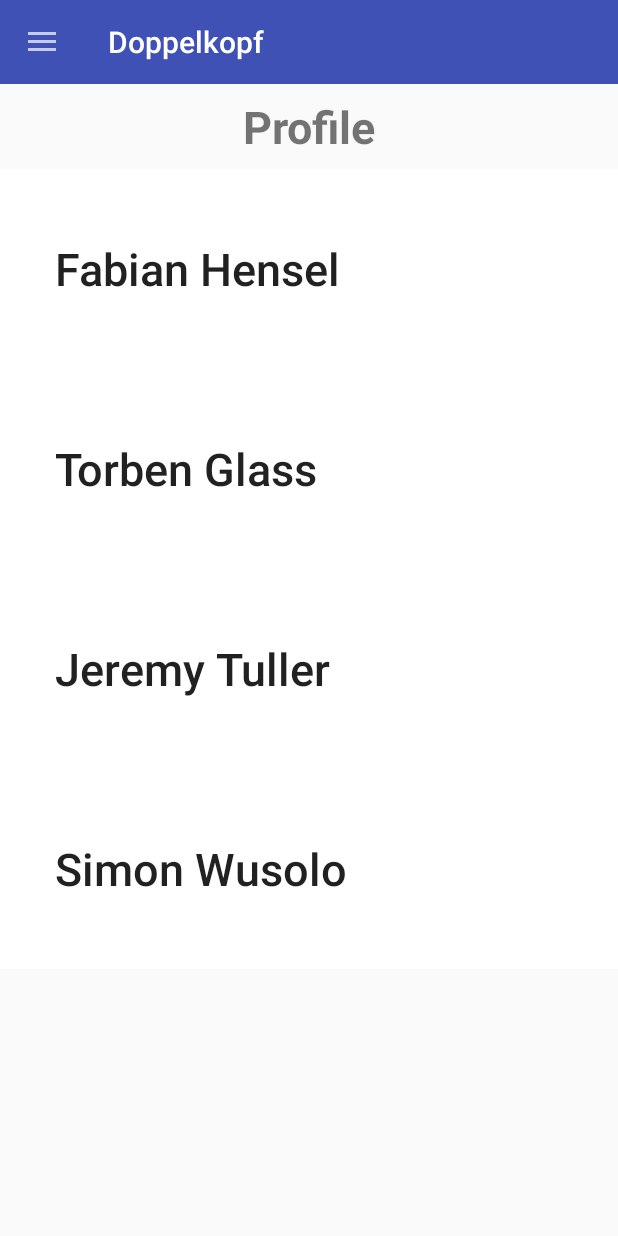
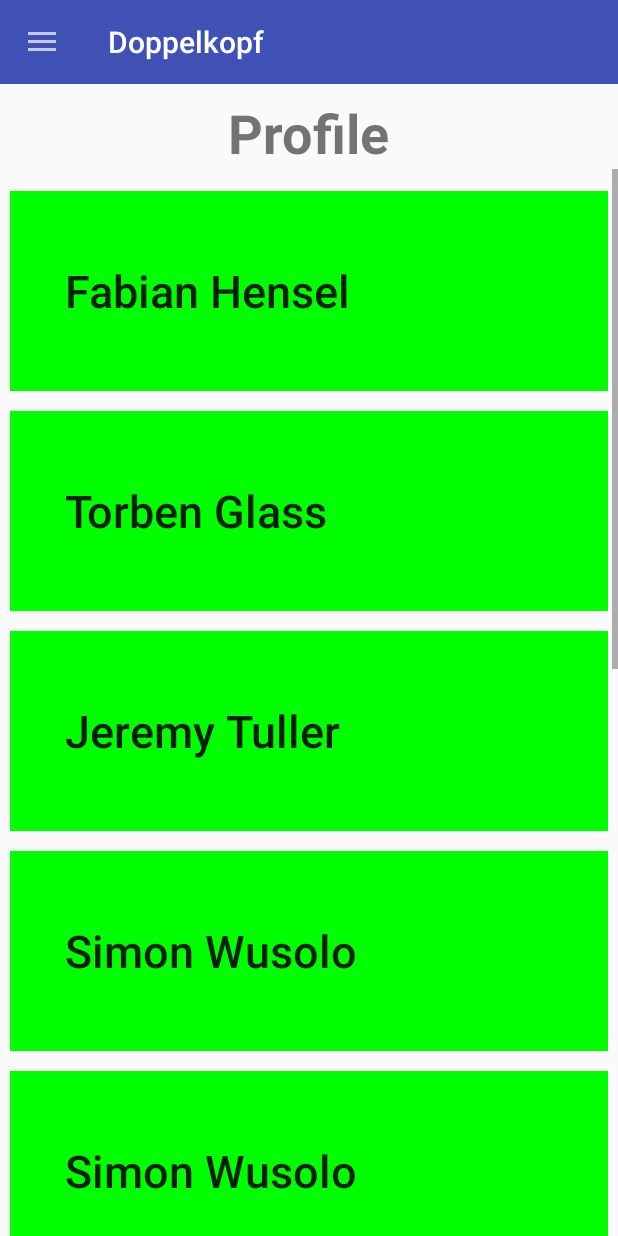
Before and after one commit to fabianshensel/Wusolo, an Android app: the screen it shows after launch (MainActivity), in the side drawer, after a tap on "Profile", on a phone screen of 412 x 824 dp. Run offline under Robolectric (Android 15) with nearby library versions, the phone set to English and light mode, and no system bars.

Commit message:
JSON lesen und schreiben nun mit playerController möglich

```diff
--- a/app/src/main/AndroidManifest.xml
+++ b/app/src/main/AndroidManifest.xml
@@ -2,6 +2,11 @@
 <manifest xmlns:android="http://schemas.android.com/apk/res/android"
     package="com.example.fabia.doppelkopfnew">
 
+    <uses-sdk android:minSdkVersion="23"/>
+
+    <uses-permission android:name="android.permission.WRITE_EXTERNAL_STORAGE" />
+    <uses-permission android:name="android.permission.READ_EXTERNAL_STORAGE"/>
+    <uses-permission android:name="android.permission.READ_PHONE_STATE"/>
 
     <application
         android:allowBackup="true"
--- a/app/src/main/java/com/example/fabia/doppelkopfnew/MainActivity.java
+++ b/app/src/main/java/com/example/fabia/doppelkopfnew/MainActivity.java
@@ -40,7 +40,8 @@ public class MainActivity extends AppCompatActivity {
 
         playerController = new PlayerController(new ArrayList<Player>());
         //nur platzhalter später mit einlesen von json oder so
-        playerController.fillList();
+        playerController.readFromJSON(this);
+
 
 
     }
@@ -72,6 +73,8 @@ public class MainActivity extends AppCompatActivity {
                 //Liste mit Spielern an Fragment uebergeben
                 pFrag.setContext(this);
                 pFrag.setPlayerList(playerController.getPlayerList());
+                //JSON
+                playerController.writeToJSON(this);
                 break;
             case R.id.nav_lastgame:
                 getSupportFragmentManager().beginTransaction().replace(R.id.myFrameLayout,new LastGameFragment()).commit();
--- a/app/src/main/java/com/example/fabia/doppelkopfnew/PlayerController.java
+++ b/app/src/main/java/com/example/fabia/doppelkopfnew/PlayerController.java
@@ -1,5 +1,19 @@
 package com.example.fabia.doppelkopfnew;
 
+import android.content.Context;
+import android.os.Environment;
+import android.util.Log;
+
+import org.json.JSONArray;
+import org.json.JSONObject;
+
+import java.io.BufferedReader;
+import java.io.File;
+import java.io.FileInputStream;
+import java.io.FileOutputStream;
+import java.io.InputStreamReader;
+import java.io.OutputStreamWriter;
+import java.nio.charset.StandardCharsets;
 import java.util.ArrayList;
 
 public class PlayerController {
@@ -17,10 +31,96 @@ public class PlayerController {
         this.playerList = playerList;
     }
 
+    public void writeToJSON(Context c){
+        try{
+            //Directory erstellen
+            File dir = new File(c.getExternalFilesDir(Environment.DIRECTORY_DOCUMENTS),"myFiles");
+
+            if (!dir.exists()) {
+                dir.mkdirs();
+            }
+            File myFile = new File(c.getExternalFilesDir(Environment.DIRECTORY_DOCUMENTS)+"/myFiles/Players.txt");
+
+            FileOutputStream fout = new FileOutputStream(myFile);
+            OutputStreamWriter outWriter = new OutputStreamWriter(fout);
+
+            JSONArray jsonArray = new JSONArray();
+            for(int i = 0; i < playerList.size();i++){
+                JSONObject obj = new JSONObject();
+                Player p = playerList.get(i);
+                obj.put("name",p.getName());
+                obj.put("comment",p.getComment());
+                obj.put("wins",p.getStats().getWinCount());
+                obj.put("loses",p.getStats().getLossCount());
+                jsonArray.put(obj);
+            }
+            outWriter.append(jsonArray.toString());
+            outWriter.close();
+            fout.close();
+        }
+
+        catch(Exception e){
+            System.err.println(e.getMessage());
+        }
+    }
+
+    public void readFromJSON(Context c){
+        File dir = new File(c.getExternalFilesDir(Environment.DIRECTORY_DOCUMENTS),"myFiles");
+
+        if (!dir.exists()) {
+            dir.mkdirs();
+            fillList();
+            return;
+        }
+
+        playerList = new ArrayList<>();
+        String fileName = "/myFiles/Players.txt";
+        String input = "";
+
+        try{
+            File myFile = new File(c.getExternalFilesDir(Environment.DIRECTORY_DOCUMENTS)+"/myFiles/Players.txt");
+
+            FileInputStream fin = new FileInputStream(myFile);
+            BufferedReader myReader = new BufferedReader(new InputStreamReader(fin, StandardCharsets.UTF_8.name()));
+
+            String line;
+
+            while((line = myReader.readLine())!= null){
+                input += line;
+            }
+
+            JSONArray jsonArray = new JSONArray(input);
+
+            for(int i = 0; i < jsonArray.length();i++){
+                JSONObject obj = jsonArray.getJSONObject(i);
+                String name = obj.getString("name");
+                String comment = obj.getString("comment");
+                int wins = obj.getInt("wins");
+                int loses = obj.getInt("loses");
+
+                Player p = new Player(name,comment,null,new PlayerStats(wins,loses));
+                playerList.add(p);
+            }
+        }
+
+        catch (Exception e){
+            Log.e("Exp",e.getMessage());
+
+        }
+    }
+
     public void fillList(){
         playerList.add(new Player("Fabian Hensel","Ich spiele super gerne Doppelkopf",null,new PlayerStats(1,99)));
         playerList.add(new Player("Torben Glass","Halt dein Maul",null,new PlayerStats(99,1)));
         playerList.add(new Player("Jeremy Tuller","Ich hab dann mal Recht studiert",null,new PlayerStats(0,0)));
         playerList.add(new Player("Simon Wusolo","Wo ist die Milch hin?",null,new PlayerStats(99,99)));
+        playerList.add(new Player("Simon Wusolo","Wo ist die Milch hin?",null,new PlayerStats(99,99)));
+        playerList.add(new Player("Simon Wusolo","Wo ist die Milch hin?",null,new PlayerStats(99,99)));
+        playerList.add(new Player("Simon Wusolo","Wo ist die Milch hin?",null,new PlayerStats(99,99)));
+        playerList.add(new Player("Simon Wusolo","Wo ist die Milch hin?",null,new PlayerStats(99,99)));
+        playerList.add(new Player("Simon Wusolo","Wo ist die Milch hin?",null,new PlayerStats(99,99)));
+        playerList.add(new Player("Simon Wusolo","Wo ist die Milch hin?",null,new PlayerStats(99,99)));
+        playerList.add(new Player("Simon Wusolo","Wo ist die Milch hin?",null,new PlayerStats(99,99)));
+        playerList.add(new Player("Simon Wusolo","Wo ist die Milch hin?",null,new PlayerStats(99,99)));
     }
 }
--- a/app/src/main/java/com/example/fabia/doppelkopfnew/PlayerListActivity.java
+++ b/app/src/main/java/com/example/fabia/doppelkopfnew/PlayerListActivity.java
@@ -27,7 +27,6 @@ public class PlayerListActivity extends AppCompatActivity {
     }
 
 
-
     private void fillList(){
         playerList.add(new Player("Fabian Hensel","Ich spiele super gerne Doppelkopf",null,new PlayerStats(1,99)));
         playerList.add(new Player("Torben Glass","Halt dein Maul",null,new PlayerStats(99,1)));
--- a/app/src/main/java/com/example/fabia/doppelkopfnew/myFragments/PlayersFragment.java
+++ b/app/src/main/java/com/example/fabia/doppelkopfnew/myFragments/PlayersFragment.java
@@ -41,10 +41,13 @@ public class PlayersFragment extends Fragment {
             b.setId(i);
             b.setTextAlignment(View.TEXT_ALIGNMENT_TEXT_START);
             b.setStateListAnimator(null);
-            b.setBackgroundColor(Color.WHITE);
+            b.setBackgroundColor(Color.GREEN);
             b.setTextSize(30);
             b.setAllCaps(false);
-            b.setLayoutParams(new LinearLayout.LayoutParams(ViewGroup.LayoutParams.MATCH_PARENT,200));
+            LinearLayout.LayoutParams params = new LinearLayout.LayoutParams(ViewGroup.LayoutParams.MATCH_PARENT,200);
+            params.setMargins(10,10,10,10);
+            b.setLayoutParams(params);
+
             b.setOnClickListener(new View.OnClickListener() {
                 @Override
                 public void onClick(View view) {
@@ -62,6 +65,7 @@ public class PlayersFragment extends Fragment {
         super.onStart();
         linLayout.removeAllViews();
         displayPlayer();
+
     }
 
 
--- a/app/src/main/res/layout/fragment_players.xml
+++ b/app/src/main/res/layout/fragment_players.xml
@@ -1,10 +1,10 @@
 <?xml version="1.0" encoding="utf-8"?>
 
-        <android.support.constraint.ConstraintLayout xmlns:app="http://schemas.android.com/apk/res-auto"
+<android.support.constraint.ConstraintLayout xmlns:android="http://schemas.android.com/apk/res/android"
+    xmlns:app="http://schemas.android.com/apk/res-auto"
     xmlns:tools="http://schemas.android.com/tools"
     android:layout_width="match_parent"
-            android:layout_height="match_parent"
-            xmlns:android="http://schemas.android.com/apk/res/android">
+    android:layout_height="match_parent">
 
     <TextView
         android:id="@+id/textView"
@@ -14,11 +14,18 @@
         android:layout_marginStart="8dp"
         android:layout_marginTop="8dp"
         android:text="Profile"
-                android:textSize="30sp"
+        android:textSize="36sp"
+        android:textStyle="bold"
         app:layout_constraintEnd_toEndOf="parent"
         app:layout_constraintStart_toStartOf="parent"
-                app:layout_constraintTop_toTopOf="parent"
-                android:textStyle="bold" />
+        app:layout_constraintTop_toTopOf="parent" />
+
+    <ScrollView
+        android:layout_width="0dp"
+        android:layout_height="wrap_content"
+        app:layout_constraintEnd_toEndOf="parent"
+        app:layout_constraintStart_toStartOf="parent"
+        app:layout_constraintTop_toBottomOf="@+id/textView">
 
         <LinearLayout
             android:id="@+id/playerListLinearLayout"
@@ -30,4 +37,6 @@
             app:layout_constraintTop_toBottomOf="@+id/textView"
             app:layout_constraintVertical_bias="0.0"
             tools:layout_editor_absoluteX="16dp"></LinearLayout>
+    </ScrollView>
+
 </android.support.constraint.ConstraintLayout>
```
Lines whose indentation alone changed are shown as unchanged.
